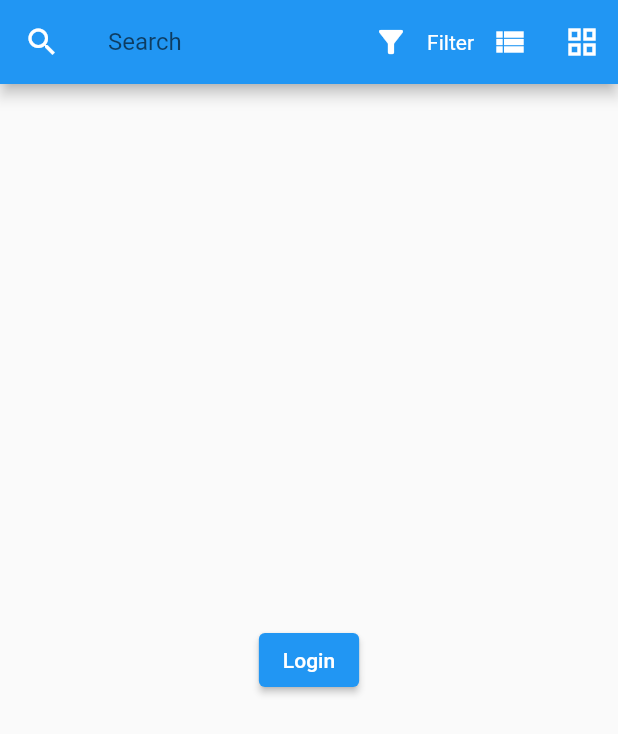
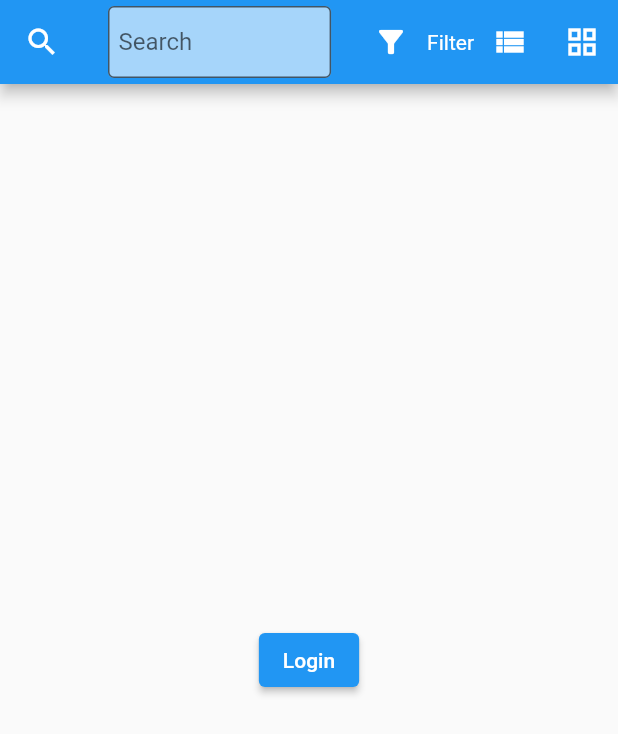
Before and after one commit to shurale85/accounts_on_flutter, a Flutter app: the screen it shows after launch, on a phone screen of 412 x 824 dp. Shown: the top 734 px of the screen. Run offline on Flutter 3.47's test engine with Material 2 defaults, Android fonts, the phone set to English and light mode, and no system bars; our stand-ins replace dio, rxdart; missing offline and left inert: enum_to_string, msal_js.

```diff
--- a/lib/main.dart
+++ b/lib/main.dart
@@ -7,6 +7,7 @@ import 'package:mobile_projects/views/content_view.dart';
 import 'package:mobile_projects/views/filter_view.dart';
 import 'package:msal_js/msal_js.dart';
 import 'package:provider/provider.dart';
+import 'package:rxdart/rxdart.dart';
 
 const List<String> scopes = ['https://flutterback.crm4.dynamics.com/.default'];
 
@@ -24,6 +25,9 @@ class MyApp extends StatelessWidget {
   Widget build(BuildContext context) {
     return MaterialApp(
       title: 'Flutter Demo',
+      theme: ThemeData(
+          primaryColor: Colors.blueGrey
+      ),
       debugShowCheckedModeBanner: false,
       home: MyHomePage(title: 'Flutter Demo Home Page')
     );
@@ -33,7 +37,7 @@ class MyApp extends StatelessWidget {
 class MyHomePage extends StatefulWidget {
   MyHomePage({Key? key, required this.title}) : super(key: key);
   final String title;
-  PublicClientApplication publicClientApp = PublicClientBuilder.build();
+  final PublicClientApplication publicClientApp = PublicClientBuilder.build();
 
   @override
   State<MyHomePage> createState() => _MyHomePageState();
@@ -59,17 +63,41 @@ class _MyHomePageState extends State<MyHomePage> {
     }
   }
 
+
+  @override
+  void initState() {
+    searchOnChange.debounceTime(const Duration(seconds: 1)).listen((query) {
+      context.read<NetworkService>().searchAccount(query);
+    });
+    super.initState();
+  }
+
+  final textEditingController = TextEditingController();
+  bool isSearching = false;
+  final searchOnChange = BehaviorSubject<String>();
+  void _search(String queryString) {
+    searchOnChange.add(queryString);
+  }
+
   @override
   Widget build(BuildContext context) {
     return Scaffold(
       appBar: AppBar(
         leading: IconButton(onPressed: (){}, icon: const Icon(Icons.search)),
-        title: TextFormField(
-            decoration: const InputDecoration(
-                border: UnderlineInputBorder(),
-                labelText: 'Search'
-            )
-        ),
+        title: TextField(
+              decoration: const InputDecoration(
+                contentPadding: EdgeInsets.all(7),
+                fillColor: Colors.white60,
+                  filled: true,
+                  border: OutlineInputBorder(
+
+                  ),
+                  labelText: 'Search'
+              ),
+            onChanged: _search,
+          controller: textEditingController,
+          ),
+
         actions: [
           Wrap(crossAxisAlignment: WrapCrossAlignment.center,
               runAlignment: WrapAlignment.center,
--- a/pubspec.yaml
+++ b/pubspec.yaml
@@ -36,6 +36,7 @@ dependencies:
   provider: ^6.0.1
   enum_to_string: ^2.0.1
   dio:
+  rxdart:
 
   # The following adds the Cupertino Icons font to your application.
   # Use with the CupertinoIcons class for iOS style icons.
```
Also changed, not shown: lib/service/network_service.dart (+23 -0 lines), pubspec.lock.
